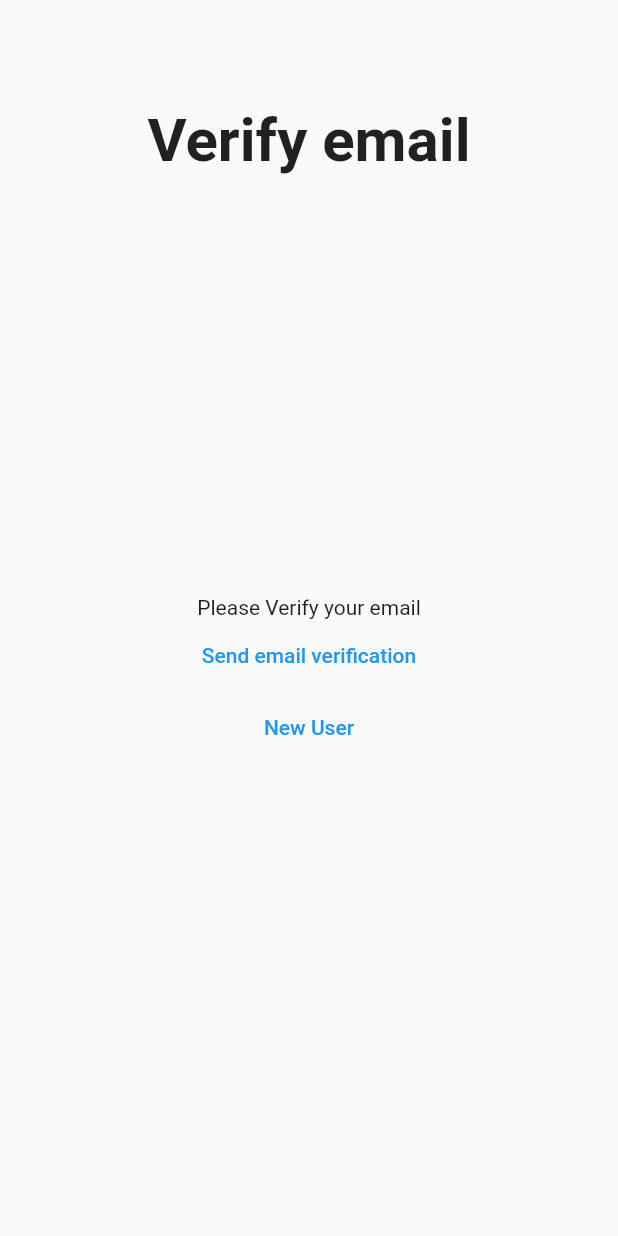
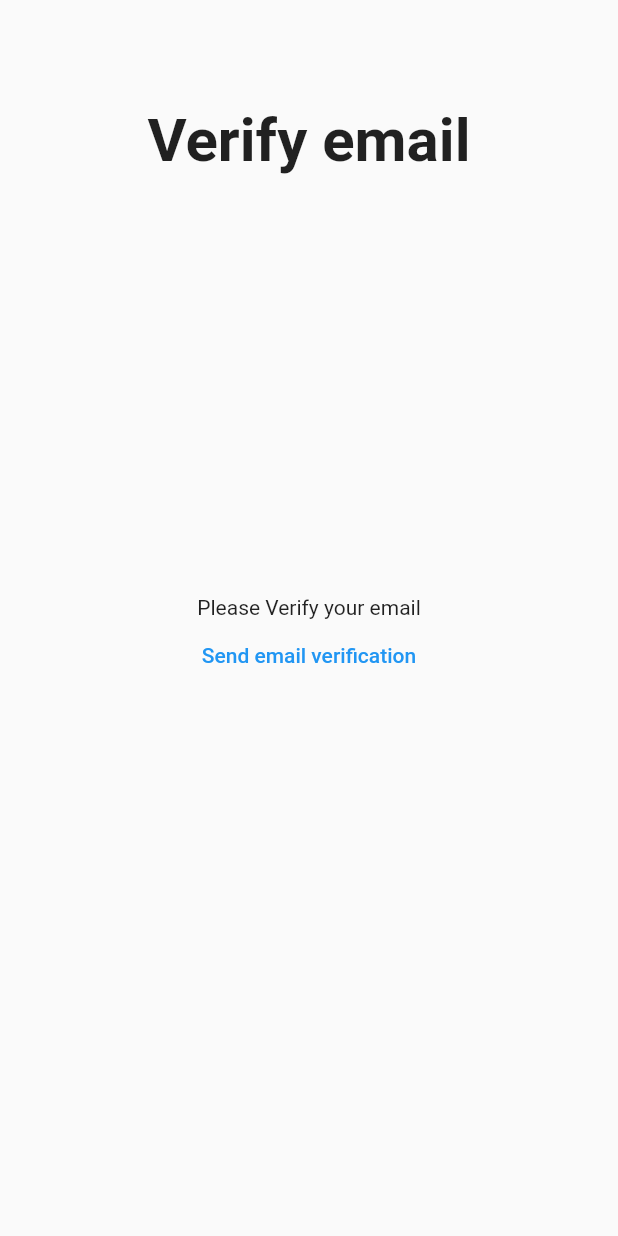
Before and after one commit to dinodtharinda/testrun, a Flutter app: the VerifyEmailView screen opened directly, on a phone screen of 412 x 824 dp. Run offline on Flutter 3.47's test engine with Material 2 defaults, Android fonts, the phone set to English and light mode, and no system bars; our stand-ins replace firebase_auth, firebase_core; accounts and stored records are empty.

Commit message:
edit verify email view

```diff
--- a/lib/view/verify_email_view.dart
+++ b/lib/view/verify_email_view.dart
@@ -39,13 +39,6 @@ class _VerifyEmailViewState extends State<VerifyEmailView> {
                 },
                 child: const Text('Send email verification'),
               ),
-              TextButton(
-                onPressed: () async {
-                  Navigator.of(context)
-                      .pushNamedAndRemoveUntil('/register/', (route) => false);
-                },
-                child: const Text('New User'),
-              )
             ]),
           ],
         ),
```
